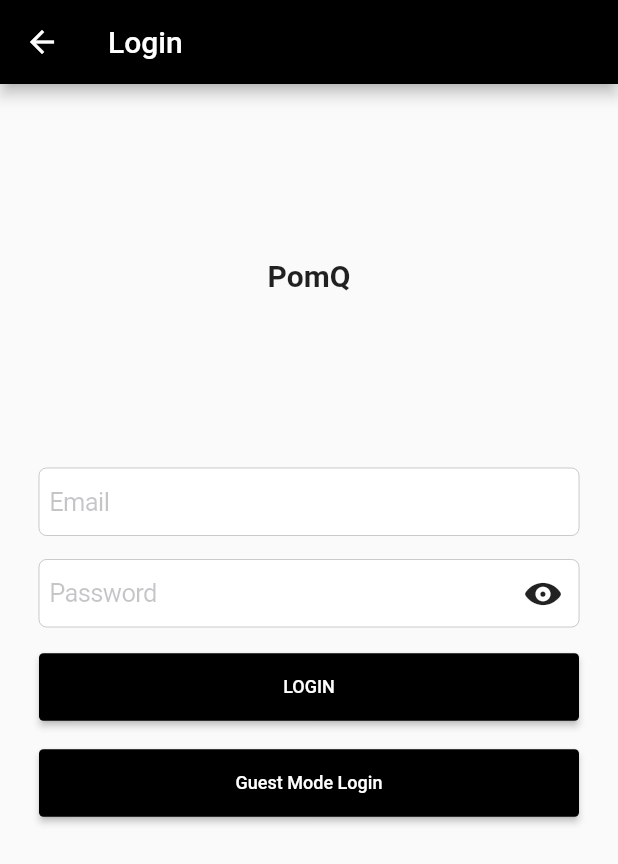
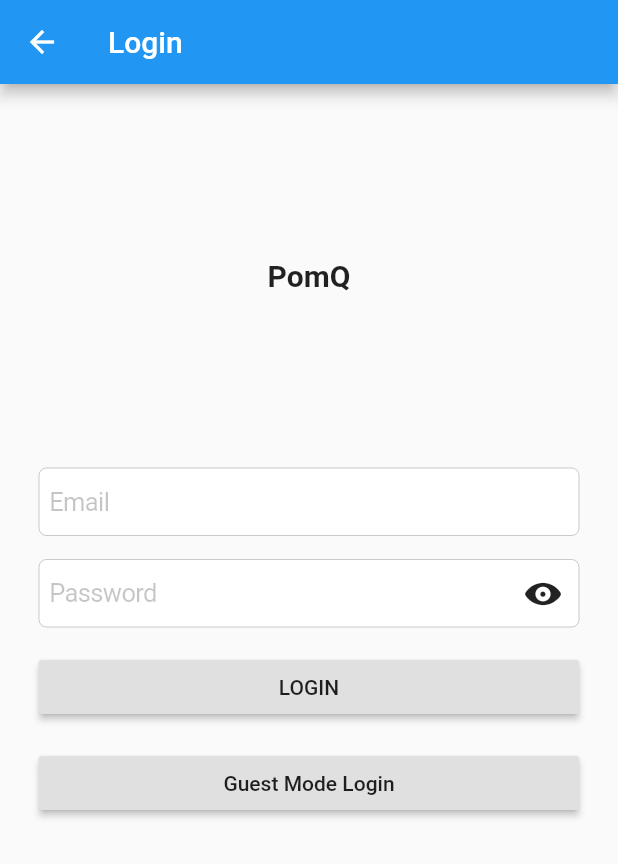
Before and after one commit to bank18651/Flutter, a Flutter app: the LoginPage screen opened by its route, on a phone screen of 412 x 824 dp. Shown: the top 864 px of the screen. Run offline on Flutter 3.47's test engine with Material 2 defaults, Android fonts, the phone set to English and light mode, and no system bars; drawn by our look-alikes of flutter_platform_widgets; our stand-ins replace connectivity, dio, rxdart, shared_preferences; accounts and stored records are empty; generated files the repository leaves out were written again; network calls fail.

Commit message:
adding platform widget

```diff
--- a/lib/ui/home/home_page.dart
+++ b/lib/ui/home/home_page.dart
@@ -2,6 +2,7 @@ import 'dart:async';
 
 import 'package:flutter/cupertino.dart';
 import 'package:flutter/material.dart';
+import 'package:flutter_platform_widgets/flutter_platform_widgets.dart';
 import 'package:pomelo_flutter/data/feed.dart';
 import 'package:pomelo_flutter/data/feed_feature.dart';
 import 'package:pomelo_flutter/di/injector.dart';
@@ -28,8 +29,8 @@ class _HomePageState extends State<HomePage> {
 
   @override
   Widget build(BuildContext context) {
-    return Scaffold(
-        appBar: AppBar(
+    return PlatformScaffold(
+        appBar: PlatformAppBar(
           title: Text("Home"),
         ),
         body: FutureBuilder<Feed>(
--- a/lib/ui/login/login_page.dart
+++ b/lib/ui/login/login_page.dart
@@ -2,6 +2,7 @@ import 'dart:async';
 
 import 'package:flutter/cupertino.dart';
 import 'package:flutter/material.dart';
+import 'package:flutter_platform_widgets/flutter_platform_widgets.dart';
 import 'login_view_model.dart';
 import 'login_navigator.dart';
 import '../../di/injector.dart';
@@ -9,11 +10,9 @@ import '../../di/injector.dart';
 class LoginPage extends StatefulWidget {
   @override
   _LoginState createState() => _LoginState();
-
 }
 
 class _LoginState extends State<LoginPage> {
-
   final List<StreamSubscription> _subscriptions = List();
   final FocusNode _usernameFocus = FocusNode();
   final FocusNode _passwordFocus = FocusNode();
@@ -28,8 +27,7 @@ class _LoginState extends State<LoginPage> {
   void initState() {
     super.initState();
     _viewModel = LoginViewModel(LoginNavigator(context),
-    Injector().provideUsersRepository,
-    Injector().provideSharedPrefsHelper);
+        Injector().provideUsersRepository, Injector().provideSharedPrefsHelper);
     _subscriptions
         .add(_viewModel.loadingVisibility.listen((value) => setState(() {
               _loadingVisibility = value;
@@ -39,7 +37,7 @@ class _LoginState extends State<LoginPage> {
         })));
   }
 
-    @override
+  @override
   void dispose() {
     _subscriptions.clear();
     super.dispose();
@@ -47,11 +45,12 @@ class _LoginState extends State<LoginPage> {
 
   @override
   Widget build(BuildContext context) {
-    return Scaffold(appBar:
-      AppBar(title: Text("Login"),
+    return PlatformScaffold(
+      appBar: PlatformAppBar(
+        title: Text("Login"),
       ),
-      body:
-      SafeArea(child: Column(
+      body: SafeArea(
+        child: Column(
           children: <Widget>[
             Expanded(
                 flex: 1,
@@ -146,8 +145,7 @@ class _LoginState extends State<LoginPage> {
                 )),
           ],
         ),
-        ),
-      );
+      ),
+    );
   }
-
 }
--- a/pubspec.yaml
+++ b/pubspec.yaml
@@ -35,6 +35,8 @@ dependencies:
   shared_preferences: ^0.5.2
   # Json Serialization
   json_annotation: ^2.4.0
+  # Flutter Platform Widgets
+  flutter_platform_widgets: ^0.12.0
 
 dev_dependencies:
   flutter_test:
```
Also changed, not shown: lib/app.dart (+12 -24 lines), pubspec.lock, 1 other file.
